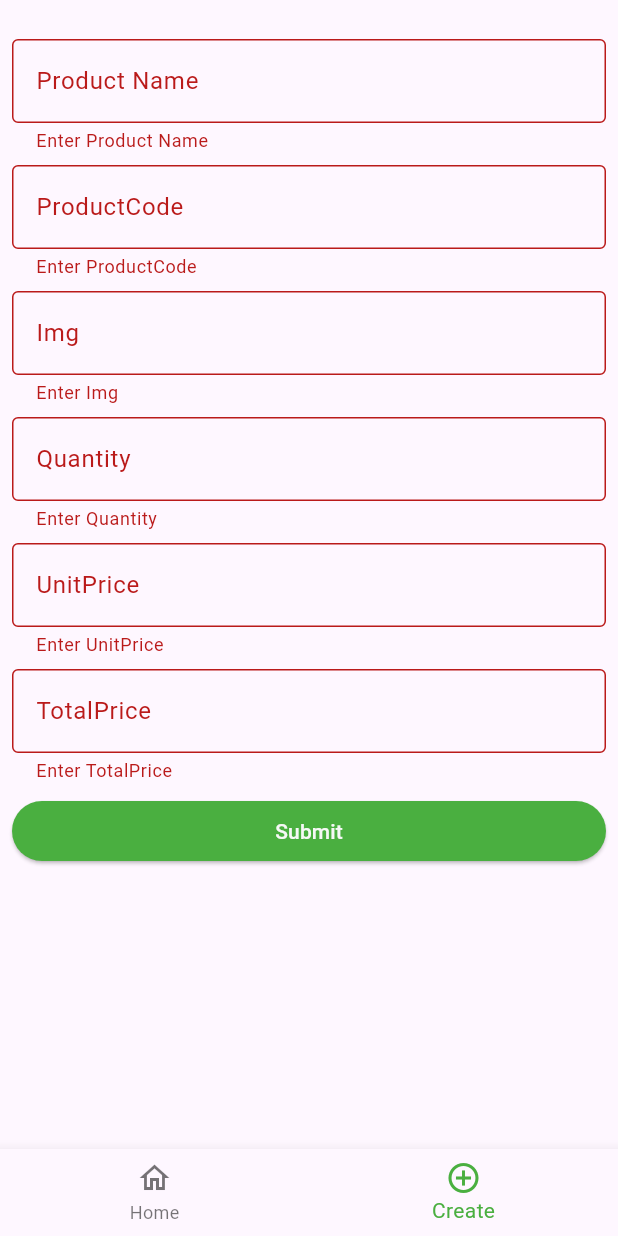
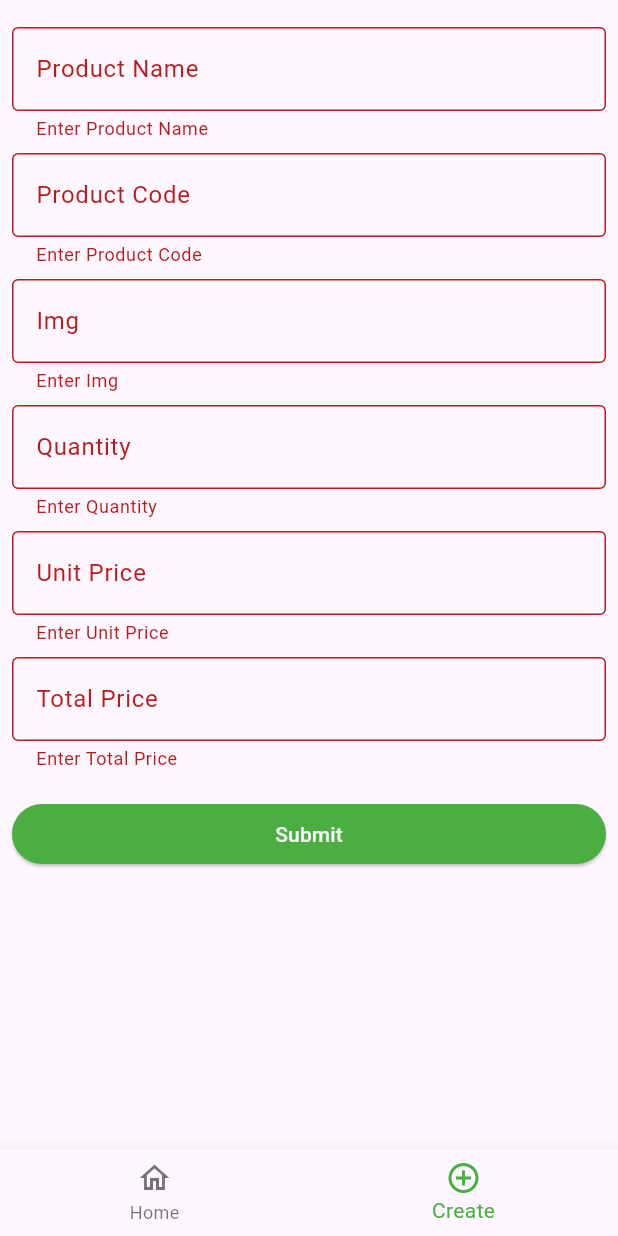
Before and after one commit to emtiazahmedanik/CRUD-practice, a Flutter app: the screen it shows after launch, item 2 of the bottom bar chosen, after a tap on "Submit", on a phone screen of 412 x 824 dp. Run offline on Flutter 3.47's test engine with Material 3 defaults, Android fonts, the phone set to English and light mode, and no system bars; our stand-ins replace fluttertoast; network calls fail.

Commit message:
project complete

```diff
--- a/lib/viewmodel/get_products.dart
+++ b/lib/application/viewmodel/get_products.dart
@@ -1,9 +1,14 @@
-import 'package:crud_practice/service/services.dart';
+
+
+import '../../data/service/services.dart';
 
 class ProductList{
+  static List products = [];
 
   static Future<List> getProduct() async{
     final response = await getProductList();
+    products = response;
+    // print(products);
     return response;
   }
 }
--- a/lib/service/services.dart
+++ b/lib/data/service/services.dart
@@ -1,7 +1,8 @@
 import 'dart:convert';
-import 'package:crud_practice/utils/toast.dart';
 import 'package:flutter/foundation.dart';
 import 'package:http/http.dart' as http;
+
+import '../../presentation/utils/toast.dart';
 
 const baseUrl = 'http://35.73.30.144:2008/api/v1';
 Uri getRequestUri = Uri.parse("$baseUrl/ReadProduct");
@@ -17,11 +18,12 @@ List<dynamic> parseJson(String jsonData) {
 Future<List> getProductList() async {
   final response = await http.get(getRequestUri);
   final responseCode = response.statusCode;
-
+  // print(responseCode);
   if (responseCode == 200) {
     final responseBody = response.body; // Keep it as a String
     final result = await compute(parseJson, responseBody); // ✅ Now passing a String
     return result;
+
   } else {
     return [];
   }
--- a/lib/main.dart
+++ b/lib/main.dart
@@ -1,5 +1,4 @@
-import 'package:crud_practice/view/screens/home_page.dart';
-import 'package:crud_practice/view/widgets/bottomNavigationBar.dart';
+import 'package:crud_practice/presentation/view/widgets/bottomNavigationBar.dart';
 import 'package:flutter/material.dart';
 
 void main() {
--- a/lib/utils/toast.dart
+++ b/lib/presentation/utils/toast.dart
@@ -1,6 +1,9 @@
 
-import 'package:crud_practice/view/screens/style/style.dart';
+
 import 'package:fluttertoast/fluttertoast.dart';
+
+import '../view/style/style.dart';
+
 
 successToast(){
   return Fluttertoast.showToast(
--- /dev/null
+++ b/lib/presentation/view/screens/create_product_page.dart
@@ -0,0 +1,117 @@
+import 'package:flutter/material.dart';
+
+import '../../../data/service/services.dart';
+import '../style/style.dart';
+import '../widgets/buildTextForField.dart';
+
+class CreateProductPage extends StatefulWidget {
+  const CreateProductPage({super.key});
+
+  @override
+  State<CreateProductPage> createState() => _CreateProductPageState();
+}
+
+class _CreateProductPageState extends State<CreateProductPage> {
+  final formKey = GlobalKey<FormState>();
+
+  late final TextEditingController _productNameController;
+  late final TextEditingController _productCodeController;
+  late final TextEditingController _ImgController;
+  late final TextEditingController _QtyController;
+  late final TextEditingController _UnitPriceController;
+  late final TextEditingController _TotalPriceController;
+
+  Map<String, String> formValues = {
+    "ProductName": "",
+    "ProductCode": "",
+    "Img": "",
+    "Qty": "",
+    "UnitPrice": "",
+    "TotalPrice": ""
+  };
+
+  @override
+  void initState() {
+    super.initState();
+    _productNameController = TextEditingController();
+    _productCodeController = TextEditingController();
+    _ImgController = TextEditingController();
+    _QtyController = TextEditingController();
+    _UnitPriceController = TextEditingController();
+    _TotalPriceController = TextEditingController();
+  }
+
+  void _onInputChange() {
+    formValues = {
+      "ProductName": _productNameController.text,
+      "ProductCode": _productCodeController.text,
+      "Img": _ImgController.text,
+      "Qty": _QtyController.text,
+      "UnitPrice": _UnitPriceController.text,
+      "TotalPrice": _TotalPriceController.text,
+    };
+  }
+
+  void _clearInputFields() {
+    _productNameController.clear();
+    _productCodeController.clear();
+    _ImgController.clear();
+    _QtyController.clear();
+    _UnitPriceController.clear();
+    _TotalPriceController.clear();
+  }
+
+  @override
+  void dispose() {
+    _productNameController.dispose();
+    _productCodeController.dispose();
+    _ImgController.dispose();
+    _QtyController.dispose();
+    _UnitPriceController.dispose();
+    _TotalPriceController.dispose();
+    super.dispose();
+  }
+
+  @override
+  Widget build(BuildContext context) {
+    return Scaffold(
+      body: SafeArea(
+        child: SingleChildScrollView(
+          padding: const EdgeInsets.all(8.0),
+          child: Form(
+            key: formKey,
+            child: Column(
+              children: [
+                const SizedBox(height: 10),
+                buildTextFormField(_productNameController, "Product Name"),
+                buildTextFormField(_productCodeController, "Product Code"),
+                buildTextFormField(_ImgController, "Img"),
+                buildTextFormField(_QtyController, "Quantity"),
+                buildTextFormField(_UnitPriceController, "Unit Price"),
+                buildTextFormField(_TotalPriceController, "Total Price"),
+                const SizedBox(height: 10),
+                SizedBox(
+                  width: double.infinity,
+                  child: ElevatedButton(
+                    onPressed: _onSubmit,
+                    style: elevatedButtonStyle(),
+                    child: const Text("Submit"),
+                  ),
+                ),
+              ],
+            ),
+          ),
+        ),
+      ),
+    );
+  }
+
+
+  void _onSubmit() {
+    if (formKey.currentState!.validate()) {
+      _onInputChange();
+      createProductRequest(formValues);
+      _clearInputFields();
+    }
+  }
+}
--- /dev/null
+++ b/lib/presentation/view/widgets/buildTextForField.dart
@@ -0,0 +1,15 @@
+
+import 'package:flutter/material.dart';
+
+import '../style/style.dart';
+
+Widget buildTextFormField(TextEditingController controller, String label) {
+  return Padding(
+    padding: const EdgeInsets.only(bottom: 8.0),
+    child: TextFormField(
+      controller: controller,
+      decoration: inputDecoration(hintText: label, labelText: label),
+      validator: (value) => (value == null || value.isEmpty) ? "Enter $label" : null,
+    ),
+  );
+}
--- a/lib/view/screens/create_product_page.dart
+++ /dev/null
@@ -1,309 +0,0 @@
-import 'package:crud_practice/view/screens/style/style.dart';
-import 'package:crud_practice/view/widgets/bottomNavigationBar.dart';
-import 'package:crud_practice/viewmodel/get_products.dart';
-import 'package:flutter/material.dart';
-
-import '../../service/services.dart';
-
-class CreateProductPage extends StatefulWidget {
-   const CreateProductPage({super.key,this.index});
-
-   final int? index ;
-
-  @override
-  State<CreateProductPage> createState() => _CreateProductPageState();
-}
-
-class _CreateProductPageState extends State<CreateProductPage> {
-  @override
-  void initState() {
-    // TODO: implement initState
-    super.initState();
-    if(widget.index!=null && dataFetched == false){
-      _fetchProduct();
-      dataFetched = true;
-
-    }
-  }
-
-   final formKey = GlobalKey<FormState>();
-   List products = [];
-   bool dataFetched = false;
-
-   Map<String,String> formValues = {
-     "ProductName":"",
-     "ProductCode":"",
-     "Img":"",
-     "Qty":"",
-     "UnitPrice":"",
-     "TotalPrice":""
-   };
-
-   inputOnChange(){
-     formValues.update("ProductName", (value)=>_productNameController.text);
-     formValues.update("ProductCode", (value)=>_productCodeController.text);
-     formValues.update("Img", (value)=>_ImgController.text);
-     formValues.update("Qty", (value)=>_QtyController.text);
-     formValues.update("UnitPrice", (value)=>_UnitPriceController.text);
-     formValues.update("TotalPrice", (value)=>_TotalPriceController.text);
-
-   }
-   clearInputField(){
-     _productNameController.clear();
-     _productCodeController.clear();
-     _ImgController.clear();
-     _QtyController.clear();
-     _UnitPriceController.clear();
-     _TotalPriceController.clear();
-   }
-
-   TextEditingController _productNameController = TextEditingController();
-   TextEditingController _productCodeController = TextEditingController();
-   TextEditingController _ImgController = TextEditingController();
-   TextEditingController _QtyController = TextEditingController();
-   TextEditingController _UnitPriceController = TextEditingController();
-   TextEditingController _TotalPriceController = TextEditingController();
-
-  _fetchProduct() async {
-    products = await ProductList.getProduct();  // Wait for data
-    if (widget.index != null && widget.index! < products.length) {
-      _fetchProductDetail();  // Call only if index is valid
-    }
-    setState(() {
-      dataFetched = true;
-    });
-  }
-   _fetchProductDetail(){
-     print("index is:${widget.index}");
-     formValues.update("ProductName", (value)=>products[widget.index!]["ProductName"].toString());
-     formValues.update("ProductCode", (value)=>products[widget.index!]["ProductCode"].toString());
-     formValues.update("Img", (value)=>products[widget.index!]["Img"].toString());
-     formValues.update("Qty", (value)=>products[widget.index!]["Qty"].toString());
-     formValues.update("UnitPrice", (value)=>products[widget.index!]["UnitPrice"].toString());
-     formValues.update("TotalPrice", (value)=>products[widget.index!]["TotalPrice"].toString());
-   }
-
-  @override
-  Widget build(BuildContext context) {
-
-
-    return dataFetched?scaffold(): buildSafeArea();
-  }
-
-  SafeArea buildSafeArea() {
-    return SafeArea(
-      child: SingleChildScrollView(
-        child: Column(
-          children: [
-            Form(
-                key: formKey,
-                child: Padding(
-                  padding: const EdgeInsets.all(8.0),
-                  child: Column(
-                    spacing: 8,
-                    children: [
-                      SizedBox(height: 10,),
-                      TextFormField(
-                        decoration: inputDecoration(hintText: "Product Name", labelText: "Product Name"),
-                        validator: (value){
-                          if(value == null || value.isEmpty){
-                            return "Enter Product Name";
-                          }
-                          return null;
-                        },
-                        controller: _productNameController,
-
-                      ),
-                      TextFormField(
-                        decoration: inputDecoration(hintText: "ProductCode", labelText: "ProductCode"),
-                        validator: (value){
-                          if(value == null || value.isEmpty){
-                            return "Enter ProductCode";
-                          }
-                          return null;
-                        },
-                        controller: _productCodeController,
-
-                      ),
-                      TextFormField(
-                        decoration: inputDecoration(hintText: "Img", labelText: "Img"),
-                        validator: (value){
-                          if(value == null || value.isEmpty){
-                            return "Enter Img";
-                          }
-                          return null;
-                        },
-                        controller: _ImgController,
-
-                      ),
-                      TextFormField(
-                        decoration: inputDecoration(hintText: "Quantity", labelText: "Quantity"),
-                        validator: (value){
-                          if(value == null || value.isEmpty){
-                            return "Enter Quantity";
-                          }
-                          return null;
-                        },
-                        controller: _QtyController,
-
-                      ),
-                      TextFormField(
-                        decoration: inputDecoration(hintText: "UnitPrice", labelText: "UnitPrice"),
-                        validator: (value){
-                          if(value == null || value.isEmpty){
-                            return "Enter UnitPrice";
-                          }
-                          return null;
-                        },
-                        controller: _UnitPriceController,
-
-                      ),
-                      TextFormField(
-                        decoration: inputDecoration(hintText: "TotalPrice", labelText: "TotalPrice"),
-                        validator: (value){
-                          if(value == null || value.isEmpty){
-                            return "Enter TotalPrice";
-                          }
-                          return null;
-                        },
-                        controller: _TotalPriceController,
-
-                      ),
-                      SizedBox(
-                        width: double.maxFinite,
-                        child: ElevatedButton(
-                            onPressed: (){
-                              if(formKey.currentState!.validate()){
-                                inputOnChange();
-                                createProductRequest(formValues);
-                                clearInputField();
-                              }
-                              if(dataFetched==true){
-                                final id = products[widget.index!]["_id"];
-                                updateProduct(id, formValues);
-                              }
-                            },
-                          style: elevatedButtonStyle(),
-                            child:const Text("Submit"),
-                        ),
-                      )
-                    ],
-                  ),
-                )
-            )
-          ],
-        ),
-      )
-  );
-  }
-  Scaffold scaffold(){
-    return Scaffold(
-      body: SafeArea(
-          child: SingleChildScrollView(
-            child: Column(
-              children: [
-                Form(
-                    key: formKey,
-                    child: Padding(
-                      padding: const EdgeInsets.all(8.0),
-                      child: Column(
-                        spacing: 8,
-                        children: [
-                          SizedBox(height: 10,),
-                          TextFormField(
-                            decoration: inputDecoration(hintText: "Product Name", labelText: "Product Name"),
-                            validator: (value){
-                              if(value == null || value.isEmpty){
-                                return "Enter Product Name";
-                              }
-                              return null;
-                            },
-                            controller: _productNameController,
-
-                          ),
-                          TextFormField(
-                            decoration: inputDecoration(hintText: "ProductCode", labelText: "ProductCode"),
-                            validator: (value){
-                              if(value == null || value.isEmpty){
-                                return "Enter ProductCode";
-                              }
-                              return null;
-                            },
-                            controller: _productCodeController,
-
-                          ),
-                          TextFormField(
-                            decoration: inputDecoration(hintText: "Img", labelText: "Img"),
-                            validator: (value){
-                              if(value == null || value.isEmpty){
-                                return "Enter Img";
-                              }
-                              return null;
-                            },
-                            controller: _ImgController,
-
-                          ),
-                          TextFormField(
-                            decoration: inputDecoration(hintText: "Quantity", labelText: "Quantity"),
-                            validator: (value){
-                              if(value == null || value.isEmpty){
-                                return "Enter Quantity";
-                              }
-                              return null;
-                            },
-                            controller: _QtyController,
-
-                          ),
-                          TextFormField(
-                            decoration: inputDecoration(hintText: "UnitPrice", labelText: "UnitPrice"),
-                            validator: (value){
-                              if(value == null || value.isEmpty){
-                                return "Enter UnitPrice";
-                              }
-                              return null;
-                            },
-                            controller: _UnitPriceController,
-
-                          ),
-                          TextFormField(
-                            decoration: inputDecoration(hintText: "TotalPrice", labelText: "TotalPrice"),
-                            validator: (value){
-                              if(value == null || value.isEmpty){
-                                return "Enter TotalPrice";
-                              }
-                              return null;
-                            },
-                            controller: _TotalPriceController,
-
-                          ),
-                          SizedBox(
-                            width: double.maxFinite,
-                            child: ElevatedButton(
-                              onPressed: (){
-                                if(formKey.currentState!.validate()){
-                                  inputOnChange();
-                                  createProductRequest(formValues);
-                                  clearInputField();
-                                }
-                                if(dataFetched==true){
-                                  final id = products[widget.index!]["_id"];
-                                  updateProduct(id, formValues);
-                                  Navigator.pop(context);
-                                }
-                              },
-                              style: elevatedButtonStyle(),
-                              child:const Text("Submit"),
-                            ),
-                          )
-                        ],
-                      ),
-                    )
-                )
-              ],
-            ),
-          )
-      ),
-    );
-
-  }
-}
```
Also changed, not shown: lib/presentation/view/screens/edit_product_page.dart (added, +141 -0 lines), lib/presentation/view/screens/home_page.dart (renamed from lib/view/screens/home_page.dart, +10 -7 lines), lib/presentation/view/widgets/bottomNavigationBar.dart (renamed from lib/view/widgets/bottomNavigationBar.dart, +6 -4 lines), lib/presentation/view/style/style.dart (renamed from lib/view/screens/style/style.dart).
